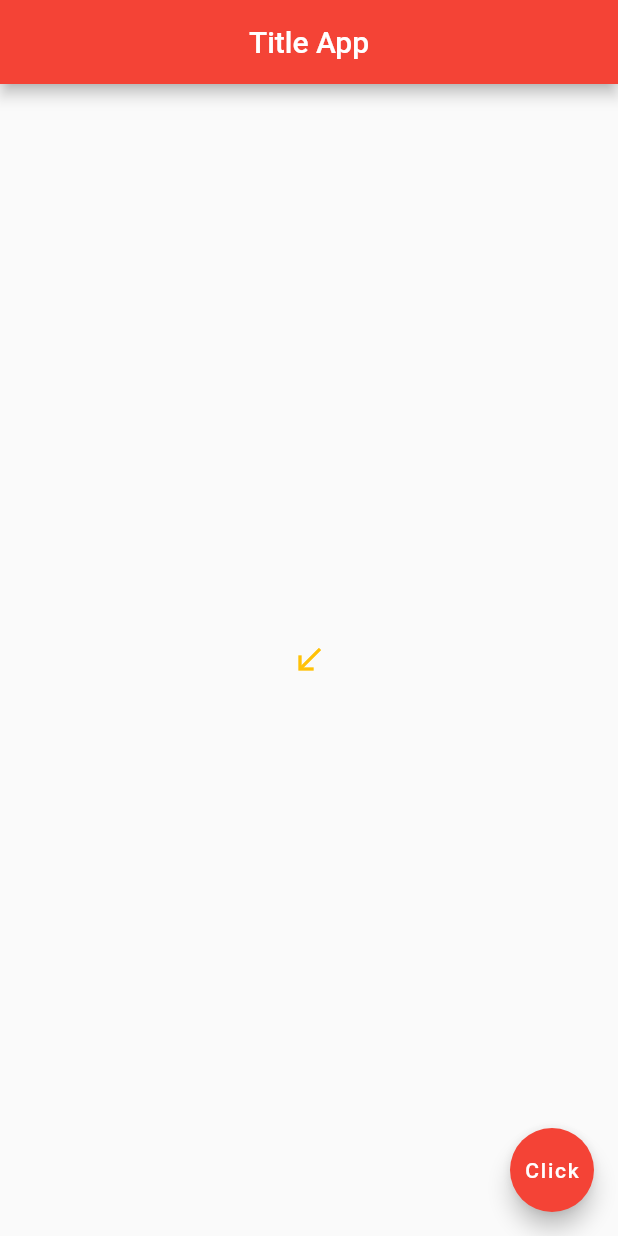
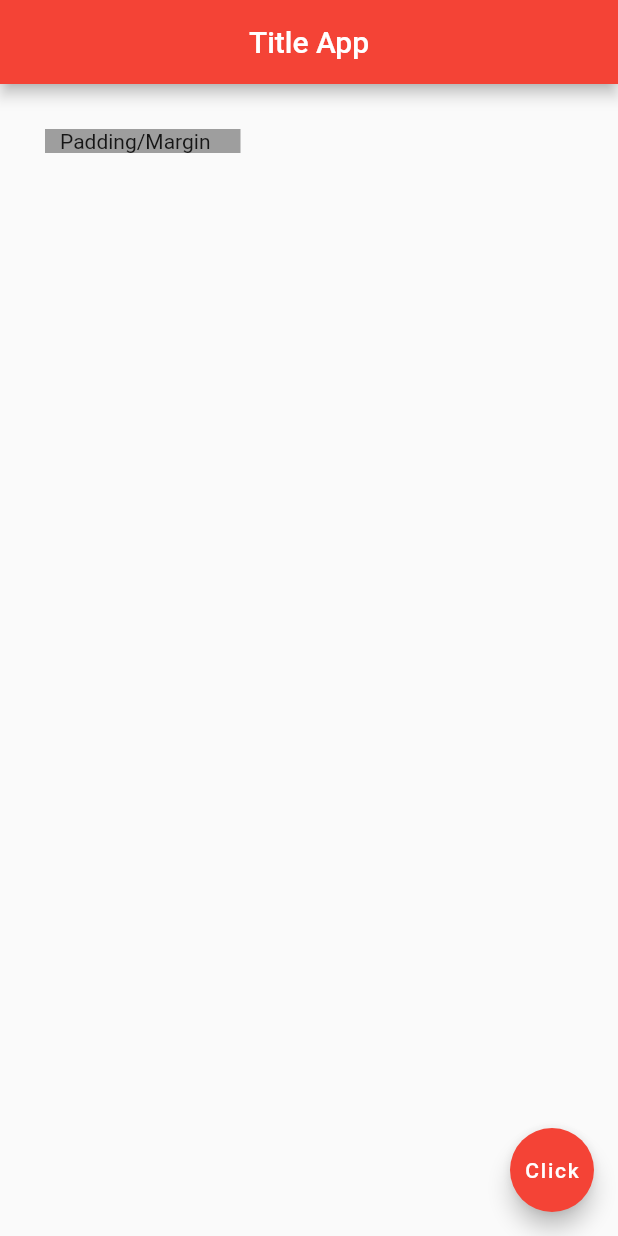
Before and after one commit to shailuhari04/FlutterFirstApp, a Flutter app: the screen it shows after launch, on a phone screen of 412 x 824 dp. Run offline on Flutter 3.47's test engine with Material 2 defaults, Android fonts, the phone set to English and light mode, and no system bars.

Commit message:
Use Of Padding or margin

```diff
--- a/lib/main.dart
+++ b/lib/main.dart
@@ -16,14 +16,11 @@ class TestStateLessWidget extends StatelessWidget {
         centerTitle: true,
         backgroundColor: Colors.red[500],
       ),
-      body: Center(
-        child: IconButton(
-          onPressed: (){
-            print('you clicked me');
-          },
-          icon: Icon(Icons.call_received),
-          color: Colors.amber ,
-        )
+      body: Container(
+        padding: EdgeInsets.fromLTRB(10,0,20,0),
+        margin: EdgeInsets.all(30.0),
+        color: Colors.grey,
+        child: Text('Padding/Margin'),
       ),
       floatingActionButton: FloatingActionButton(
         onPressed: () {},
```
Also changed, not shown: 3 other files.
